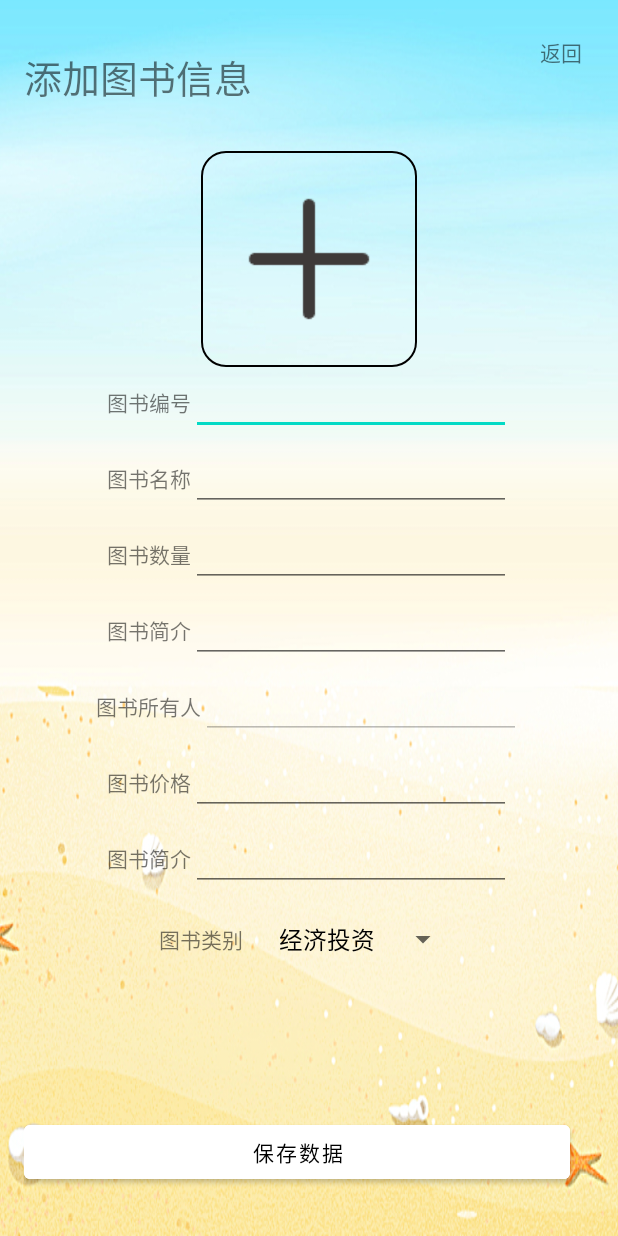
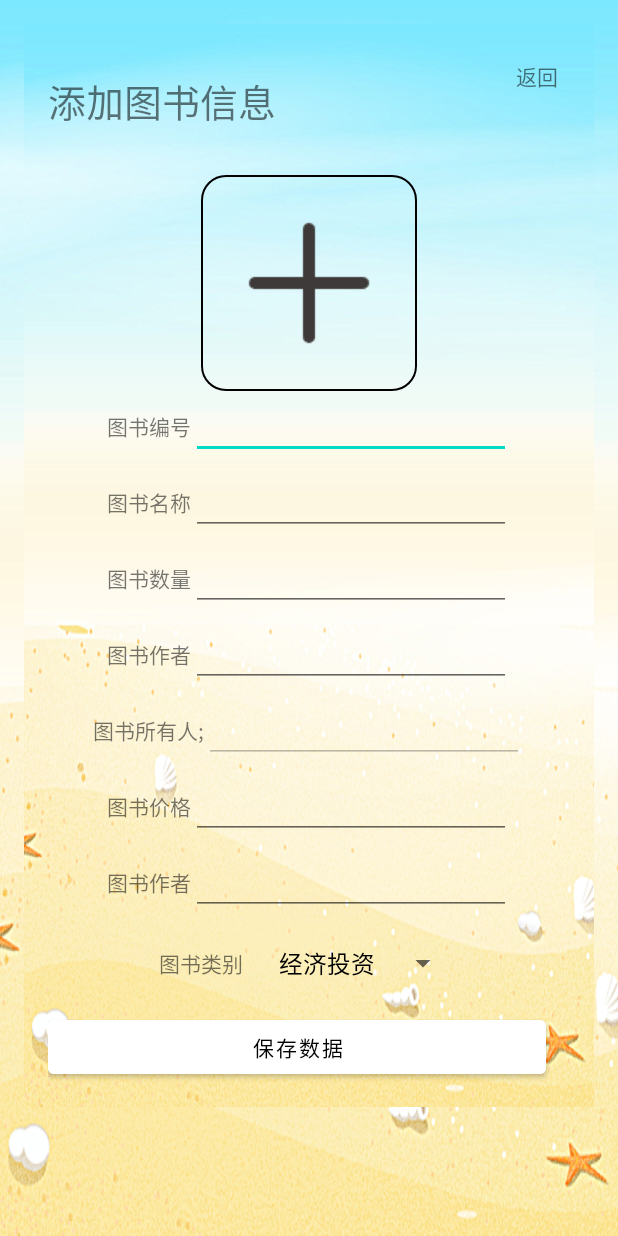
Before and after one commit to 596030631/bookms, an Android app: the AddBookActivity screen opened directly, with no data from a screen before it, on a phone screen of 412 x 824 dp. Run offline under Robolectric (Android 15) with nearby library versions, the phone set to English and light mode, and no system bars; libraries missing offline, so code that uses them is left out: net.yslibrary.android.

Commit message:
优化一些细节

```diff
--- a/app/src/main/java/com/stbu/bookms/activity/ChangeActivity.java
+++ b/app/src/main/java/com/stbu/bookms/activity/ChangeActivity.java
@@ -49,7 +49,7 @@ public class ChangeActivity extends AppCompatActivity {
             List<Borrow> list = changeDao.showBorrowBookInfo();
             if (list != null && !list.isEmpty()) {
                 for (int i = 0; i < list.size(); i++) {
-                    if ("admin".equals(LOGIN_USER) || LOGIN_USER.equals(list.get(i).getBuyer_name())) {
+                    if ("admin".equals(LOGIN_USER) || LOGIN_USER.equals(list.get(i).getBuyer_name()) || LOGIN_USER.equals(list.get(i).getSale_name())) {
                         data.add(list.get(i));
                     }
                 }
--- a/app/src/main/java/com/stbu/bookms/adapter/ChangeAdapter.java
+++ b/app/src/main/java/com/stbu/bookms/adapter/ChangeAdapter.java
@@ -41,8 +41,8 @@ public class ChangeAdapter extends RecyclerView.Adapter<VH<ItemChangeBinding>> {
         Borrow info = data.get(position);
         holder.binding.name.setText("书名:" + info.getBorrowBookName());
         holder.binding.address.setText("地址:" + info.getAddress());
-        holder.binding.user.setText("买家:" + info.getBuyer_name());
-        holder.binding.sale.setText("卖家:" + info.getSale_name());
+        holder.binding.user.setText("图书交换人:" + info.getBuyer_name());
+        holder.binding.sale.setText("图书所有人:" + info.getSale_name());
         holder.binding.price.setText("价格:" + info.getPrice());
         holder.binding.datetime.setText("时间:" + info.getDatetime());
         holder.binding.remake.setText("评论:" + info.getRemake());
--- a/app/src/main/java/com/stbu/bookms/util/db/BookDao.java
+++ b/app/src/main/java/com/stbu/bookms/util/db/BookDao.java
@@ -106,6 +106,7 @@ public class BookDao {
             values.put("book_id", book.getBookId());
             values.put("book_name", book.getBookName());
             values.put("book_number", book.getBookNumber());
+            values.put("remake", book.getRemakeJson());
             int rows = db.update(
                     "bookInfo",
                     values,
@@ -159,6 +160,7 @@ public class BookDao {
                 temp.setBookContent(cursor.getString(cursor.getColumnIndex("book_content")));
                 temp.setPrice(cursor.getString(cursor.getColumnIndex("book_price")));
                 temp.setBookNumber(cursor.getInt(cursor.getColumnIndex("book_number")));
+                temp.setRemakeJson(cursor.getString(cursor.getColumnIndex("remake")));
                 data.add(temp);
             }
             cursor.close();
--- a/app/src/main/java/com/stbu/bookms/util/db/DataBaseHelper.java
+++ b/app/src/main/java/com/stbu/bookms/util/db/DataBaseHelper.java
@@ -64,7 +64,8 @@ public class DataBaseHelper extends SQLiteOpenHelper {
                         "book_category varchar(30)," +
                         "book_content varchar(90)," +
                         "book_price varchar(30)," +
-                        "book_number int" +
+                        "book_number int," +
+                        "remake varchar(120)" +
                         ")";
         // 创建互换信息表
 
--- a/app/src/main/res/layout/activity_add_book.xml
+++ b/app/src/main/res/layout/activity_add_book.xml
@@ -9,6 +9,24 @@
     android:paddingRight="@dimen/activity_horizontal_margin"
     android:paddingBottom="@dimen/activity_vertical_margin"
     tools:context=".activity.AddBookActivity">
+
+    <ScrollView
+        android:layout_width="match_parent"
+        android:layout_height="match_parent">
+
+
+        <androidx.constraintlayout.widget.ConstraintLayout xmlns:android="http://schemas.android.com/apk/res/android"
+            xmlns:app="http://schemas.android.com/apk/res-auto"
+            xmlns:tools="http://schemas.android.com/tools"
+            android:layout_width="match_parent"
+            android:layout_height="match_parent"
+            android:background="@drawable/other_background"
+            android:paddingLeft="@dimen/activity_horizontal_margin"
+            android:paddingTop="@dimen/activity_vertical_margin"
+            android:paddingRight="@dimen/activity_horizontal_margin"
+            android:paddingBottom="@dimen/activity_vertical_margin"
+            tools:context=".activity.AddBookActivity">
+
 
             <TextView
                 android:id="@+id/btn_back"
@@ -137,7 +155,7 @@
                         android:id="@+id/tv_book_remark"
                         android:layout_width="wrap_content"
                         android:layout_height="wrap_content"
-                android:text="图书简介" />
+                        android:text="图书作者" />
 
                     <EditText
                         android:id="@+id/et_book_remark"
@@ -160,7 +178,7 @@
                         android:id="@+id/tv_book_auth"
                         android:layout_width="wrap_content"
                         android:layout_height="wrap_content"
-                android:text="图书所有人" />
+                        android:text="图书所有人;" />
 
                     <EditText
                         android:id="@+id/et_book_auth"
@@ -169,6 +187,16 @@
                         android:ems="10"
                         android:enabled="false"
                         android:inputType="number" />
+
+
+                    <Spinner
+                        android:id="@+id/spinner_book_auth"
+                        android:layout_width="wrap_content"
+                        android:layout_height="wrap_content"
+                        android:ems="10"
+                        android:enabled="false"
+                        android:inputType="number"
+                        android:visibility="gone" />
 
                 </LinearLayout>
 
@@ -190,7 +218,7 @@
                         android:layout_width="wrap_content"
                         android:layout_height="wrap_content"
                         android:ems="10"
-                android:inputType="number" />
+                        android:inputType="numberDecimal" />
 
                 </LinearLayout>
 
@@ -206,7 +234,7 @@
                         android:id="@+id/tv_remake"
                         android:layout_width="wrap_content"
                         android:layout_height="wrap_content"
-                android:text="图书简介" />
+                        android:text="图书作者" />
 
                     <EditText
                         android:id="@+id/et_remake"
@@ -257,9 +285,15 @@
                 android:text="保存数据"
                 android:textColor="@color/black"
                 app:cornerRadius="4dp"
-        app:layout_constraintBottom_toBottomOf="parent"
                 app:layout_constraintEnd_toEndOf="parent"
-        app:layout_constraintStart_toStartOf="parent" />
+                app:layout_constraintStart_toStartOf="parent"
+                app:layout_constraintTop_toBottomOf="@id/ll_add_book_middle_wrap" />
 
 
         </androidx.constraintlayout.widget.ConstraintLayout>
+
+
+    </ScrollView>
+
+
+</androidx.constraintlayout.widget.ConstraintLayout>
--- a/app/src/main/res/layout/dialog_change.xml
+++ b/app/src/main/res/layout/dialog_change.xml
@@ -58,7 +58,7 @@
         <TextView
             android:layout_width="wrap_content"
             android:layout_height="wrap_content"
-            android:text="卖家:"
+            android:text="图书所有人:"
             android:textSize="20sp" />
 
         <EditText
@@ -67,7 +67,7 @@
             android:layout_height="wrap_content"
             android:layout_margin="8dp"
             android:enabled="false"
-            android:hint="卖家" />
+            android:hint="图书所有人" />
     </LinearLayout>
 
 
```
Also changed, not shown: app/src/main/java/com/stbu/bookms/activity/AddBookActivity.java (+49 -37 lines), app/src/main/java/com/stbu/bookms/activity/FindBookActivity.java (+17 -1 lines), app/src/main/java/com/stbu/bookms/activity/ViewBookActivity.java (+46 -11 lines), app/src/main/java/com/stbu/bookms/adapter/BookAdapter.java (+16 -6 lines), app/src/main/java/com/stbu/bookms/entity/Book.java (+7 -3 lines), app/src/main/res/layout/book_item.xml (+14 -3 lines). Lines whose indentation alone changed are shown as unchanged.
